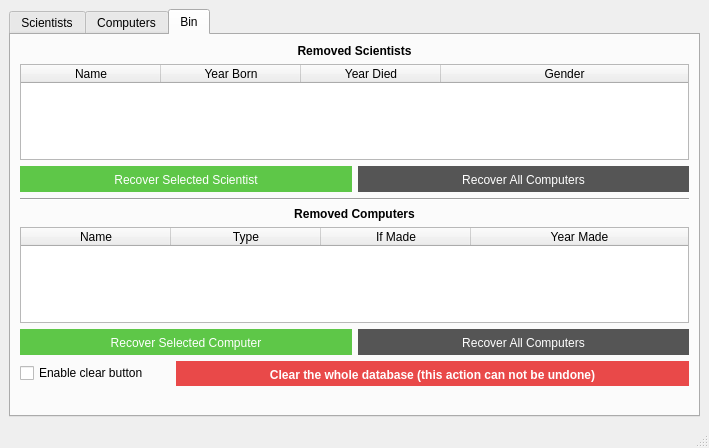
birkirk/vln1-35, file VL1-project/mainwindow.ui: the form before one commit.
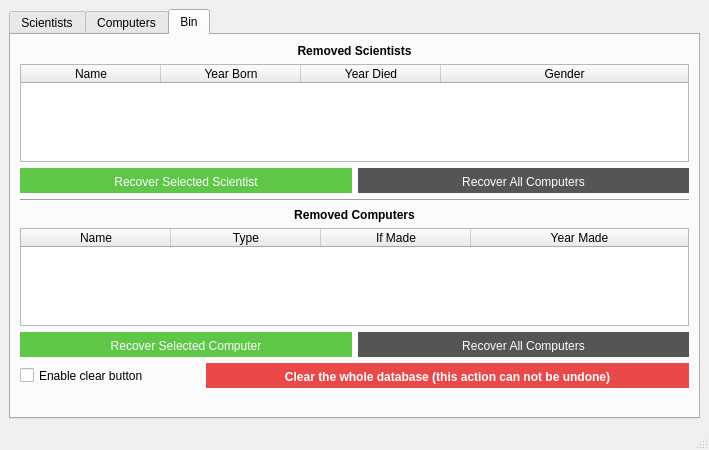
The form after the commit. The open tabs and pages were chosen to show the change. Icons and pictures are not drawn.

Commit message: bug fixes, plus size of main window is not very flexible anymore

Patch:
```diff
--- a/VL1-project/mainwindow.ui
+++ b/VL1-project/mainwindow.ui
@@ -7,9 +7,21 @@
     <x>0</x>
     <y>0</y>
     <width>709</width>
-    <height>448</height>
+    <height>450</height>
    </rect>
   </property>
+  <property name="minimumSize">
+   <size>
+    <width>650</width>
+    <height>450</height>
+   </size>
+  </property>
+  <property name="maximumSize">
+   <size>
+    <width>800</width>
+    <height>800</height>
+   </size>
+  </property>
   <property name="windowTitle">
    <string>Scientists and Computers</string>
   </property>
@@ -17,6 +29,18 @@
    <layout class="QVBoxLayout" name="verticalLayout">
     <item>
      <widget class="QTabWidget" name="tabs">
+      <property name="minimumSize">
+       <size>
+        <width>500</width>
+        <height>40</height>
+       </size>
+      </property>
+      <property name="maximumSize">
+       <size>
+        <width>16777215</width>
+        <height>16777215</height>
+       </size>
+      </property>
       <property name="styleSheet">
        <string notr="true"/>
       </property>
@@ -416,6 +440,24 @@
           </item>
           <item>
            <widget class="QTableWidget" name="table_removed_scientists">
+            <property name="sizePolicy">
+             <sizepolicy hsizetype="Expanding" vsizetype="Expanding">
+              <horstretch>0</horstretch>
+              <verstretch>0</verstretch>
+             </sizepolicy>
+            </property>
+            <property name="minimumSize">
+             <size>
+              <width>200</width>
+              <height>60</height>
+             </size>
+            </property>
+            <property name="maximumSize">
+             <size>
+              <width>800</width>
+              <height>2000</height>
+             </size>
+            </property>
             <property name="editTriggers">
              <set>QAbstractItemView::NoEditTriggers</set>
             </property>
@@ -463,6 +505,18 @@
               <property name="enabled">
                <bool>false</bool>
               </property>
+              <property name="minimumSize">
+               <size>
+                <width>100</width>
+                <height>25</height>
+               </size>
+              </property>
+              <property name="maximumSize">
+               <size>
+                <width>400</width>
+                <height>50</height>
+               </size>
+              </property>
               <property name="cursor">
                <cursorShape>PointingHandCursor</cursorShape>
               </property>
@@ -483,6 +537,18 @@
               <property name="enabled">
                <bool>false</bool>
               </property>
+              <property name="minimumSize">
+               <size>
+                <width>100</width>
+                <height>25</height>
+               </size>
+              </property>
+              <property name="maximumSize">
+               <size>
+                <width>400</width>
+                <height>50</height>
+               </size>
+              </property>
               <property name="cursor">
                <cursorShape>PointingHandCursor</cursorShape>
               </property>
@@ -524,6 +590,18 @@
           </item>
           <item>
            <widget class="QTableWidget" name="table_removed_computers">
+            <property name="minimumSize">
+             <size>
+              <width>200</width>
+              <height>60</height>
+             </size>
+            </property>
+            <property name="maximumSize">
+             <size>
+              <width>800</width>
+              <height>2000</height>
+             </size>
+            </property>
             <property name="editTriggers">
              <set>QAbstractItemView::NoEditTriggers</set>
             </property>
@@ -568,6 +646,18 @@
               <property name="enabled">
                <bool>false</bool>
               </property>
+              <property name="minimumSize">
+               <size>
+                <width>100</width>
+                <height>25</height>
+               </size>
+              </property>
+              <property name="maximumSize">
+               <size>
+                <width>400</width>
+                <height>50</height>
+               </size>
+              </property>
               <property name="cursor">
                <cursorShape>PointingHandCursor</cursorShape>
               </property>
@@ -588,6 +678,18 @@
               <property name="enabled">
                <bool>false</bool>
               </property>
+              <property name="minimumSize">
+               <size>
+                <width>100</width>
+                <height>25</height>
+               </size>
+              </property>
+              <property name="maximumSize">
+               <size>
+                <width>400</width>
+                <height>50</height>
+               </size>
+              </property>
               <property name="cursor">
                <cursorShape>PointingHandCursor</cursorShape>
               </property>
@@ -612,13 +714,13 @@
               <property name="minimumSize">
                <size>
                 <width>150</width>
-                <height>0</height>
+                <height>20</height>
                </size>
               </property>
               <property name="maximumSize">
                <size>
-                <width>150</width>
-                <height>16777215</height>
+                <width>180</width>
+                <height>25</height>
                </size>
               </property>
               <property name="text">
@@ -631,6 +733,18 @@
               <property name="enabled">
                <bool>false</bool>
               </property>
+              <property name="minimumSize">
+               <size>
+                <width>100</width>
+                <height>25</height>
+               </size>
+              </property>
+              <property name="maximumSize">
+               <size>
+                <width>600</width>
+                <height>50</height>
+               </size>
+              </property>
               <property name="cursor">
                <cursorShape>PointingHandCursor</cursorShape>
               </property>
```
Left out of the diff: 146 changed lines with no effect on the pictures. The commit also changes 5 other files.
